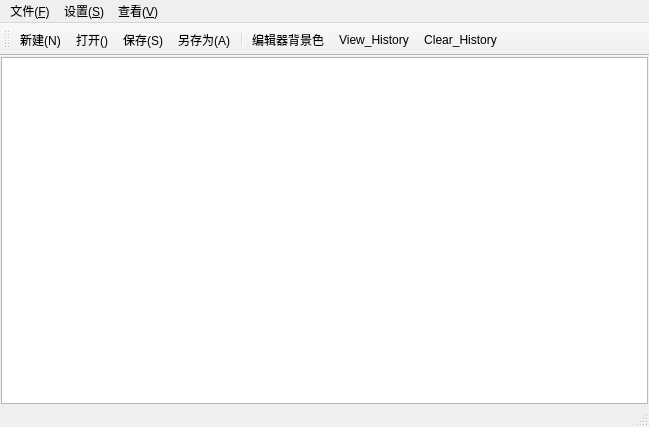
Old version of the form mainwindow.ui in the repository L-lwt/daazuoye.
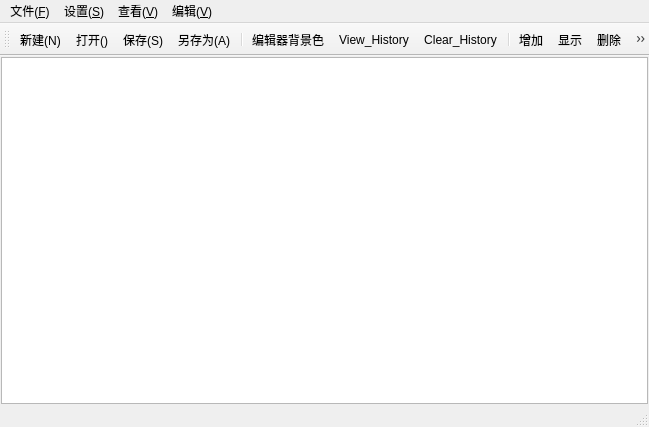
New version of the form. Icons and pictures are not drawn.

What changed in the file:
```diff
--- a/mainwindow.ui
+++ b/mainwindow.ui
@@ -81,9 +81,25 @@
     <addaction name="actionView_History"/>
     <addaction name="actionClear_History"/>
    </widget>
+   <widget class="QMenu" name="menu_V">
+    <property name="title">
+     <string>编辑(&amp;V)</string>
+    </property>
+    <widget class="QMenu" name="menu_K">
+     <property name="title">
+      <string>书签(&amp;K)</string>
+     </property>
+     <addaction name="actionAddBookmark"/>
+     <addaction name="actionShowBookmarks"/>
+     <addaction name="actionDeleteBookmark"/>
+     <addaction name="actionGoToBookmark"/>
+    </widget>
+    <addaction name="menu_K"/>
+   </widget>
    <addaction name="menu_F"/>
    <addaction name="menu"/>
    <addaction name="menu_3"/>
+   <addaction name="menu_V"/>
   </widget>
   <widget class="QStatusBar" name="statusbar"/>
   <widget class="QToolBar" name="toolBar">
@@ -104,6 +120,11 @@
    <addaction name="actionbackcolor"/>
    <addaction name="actionView_History"/>
    <addaction name="actionClear_History"/>
+   <addaction name="separator"/>
+   <addaction name="actionAddBookmark"/>
+   <addaction name="actionShowBookmarks"/>
+   <addaction name="actionDeleteBookmark"/>
+   <addaction name="actionGoToBookmark"/>
   </widget>
   <action name="actionNew">
    <property name="icon">
@@ -256,6 +277,42 @@
     <enum>QAction::MenuRole::NoRole</enum>
    </property>
   </action>
+  <action name="actionAddBookmark">
+   <property name="icon">
+    <iconset resource="res.qrc">
+     <normaloff>:/image/add.png</normaloff>:/image/add.png</iconset>
+   </property>
+   <property name="text">
+    <string>增加</string>
+   </property>
+  </action>
+  <action name="actionShowBookmarks">
+   <property name="icon">
+    <iconset resource="res.qrc">
+     <normaloff>:/image/show.png</normaloff>:/image/show.png</iconset>
+   </property>
+   <property name="text">
+    <string>显示</string>
+   </property>
+  </action>
+  <action name="actionDeleteBookmark">
+   <property name="icon">
+    <iconset resource="res.qrc">
+     <normaloff>:/image/delete.png</normaloff>:/image/delete.png</iconset>
+   </property>
+   <property name="text">
+    <string>删除</string>
+   </property>
+  </action>
+  <action name="actionGoToBookmark">
+   <property name="icon">
+    <iconset resource="res.qrc">
+     <normaloff>:/image/goto.png</normaloff>:/image/goto.png</iconset>
+   </property>
+   <property name="text">
+    <string>跳转</string>
+   </property>
+  </action>
  </widget>
  <resources>
   <include location="res.qrc"/>
```
